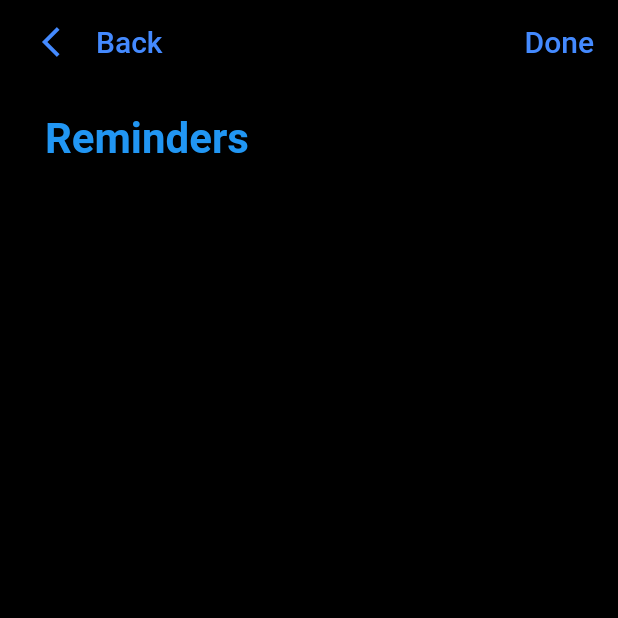
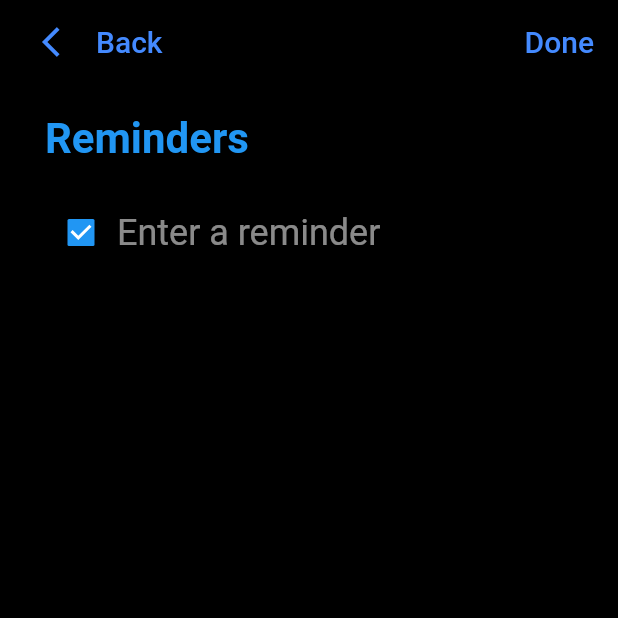
Before and after one commit to abhishekdewan101/FlutterTodo, a Flutter app: the screen it shows after launch, after a tap on the "add" icon, on a phone screen of 412 x 824 dp, the top half of it. Run offline on Flutter 3.47's test engine with Material 2 defaults, Android fonts, the phone set to English and light mode, and no system bars.

Commit message:
Added adding a todo widget: Need to refactor

```diff
--- a/lib/AddTodoScreen.dart
+++ b/lib/AddTodoScreen.dart
@@ -2,7 +2,59 @@ import 'package:flutter/material.dart';
 import 'package:flutter/painting.dart';
 import 'package:todoapplication/utils/TodoColors.dart';
 
-class AddTodoScreen extends StatelessWidget {
+class AddTodoScreen extends StatefulWidget {
+  @override
+  State<StatefulWidget> createState() {
+    return AddTodoScreenState();
+  }
+}
+
+class AddTodoScreenState extends State<AddTodoScreen> {
+  List<Widget> inputList = new List();
+
+  _buildListHeader() {
+    return Padding(
+      padding: const EdgeInsets.fromLTRB(0,0, 0, 20),
+      child: Text(
+        "Reminders",
+        style: TextStyle(
+            color: Colors.blue, fontSize: 28, fontWeight: FontWeight.bold),
+      ),
+    );
+  }
+
+  _handleSubmitted(String text) {
+    if (text.length > 0) {
+      setState(() {
+        inputList.add(_buildListInputWidget());
+      });
+    }
+  }
+
+  _buildListInputWidget() {
+    return new Row(children: <Widget>[
+      new Checkbox(
+        value: true,
+        onChanged: (bool value) {},
+      ),
+      new Flexible(
+        child: TextField(
+          onSubmitted: _handleSubmitted,
+          style: new TextStyle(color: Colors.white, fontSize: 24),
+          decoration: InputDecoration(
+              border: InputBorder.none,
+              hintText: 'Enter a reminder',
+              hintStyle: new TextStyle(color: Colors.white54)),
+        ),
+      ),
+    ]);
+  }
+
+  AddTodoScreenState() {
+    inputList.add(_buildListHeader());
+    inputList.add(_buildListInputWidget());
+  }
+
   @override
   Widget build(BuildContext context) {
     return Scaffold(
@@ -31,18 +83,10 @@ class AddTodoScreen extends StatelessWidget {
           backgroundColor: TodoColors.backgroundColor,
         ),
         body: Padding(
-          padding: const EdgeInsets.fromLTRB(30,20,30,0),
+          padding: const EdgeInsets.fromLTRB(30, 20, 30, 0),
           child: new Column(
-            children: <Widget>[
-              Text(
-                "Reminders",
-                style: TextStyle(
-                    color: Colors.blue,
-                    fontSize: 28,
-                    fontWeight: FontWeight.bold),
-              )
-            ],
-          ),
+              crossAxisAlignment: CrossAxisAlignment.start,
+              children: inputList),
         ));
   }
 }
--- a/lib/widgets/ListCategoriesWidget.dart
+++ b/lib/widgets/ListCategoriesWidget.dart
@@ -69,7 +69,6 @@ class ListCategoriesWidget extends StatelessWidget {
 
   @override
   Widget build(BuildContext context) {
-    _buildReminderCategoryList();
     return new Column(children: _buildReminderCategoryList());
   }
 }
```
